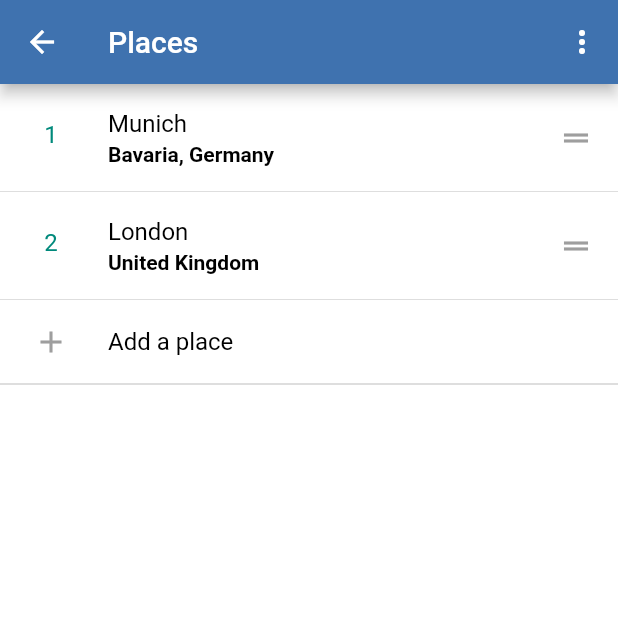
After one commit to Nitro963/TripPal, a Flutter app: the ClimaPlaces screen opened directly, on a phone screen of 412 x 824 dp, the top half of it. The commit adds this screen. Run offline on Flutter 3.47's test engine with Material 2 defaults, Android fonts, the phone set to English and light mode, and no system bars; drawn by our look-alikes of flutter_slidable; our stand-ins replace charts_flutter, flutter_svg, font_awesome_flutter, implicitly_animated_reorderable_list, material_floating_search_bar, readmore and 1 more; missing offline and left inert: overflow_view, transformer_page_view; statements that could not run were skipped.

Commit message:
Clima places screen

```diff
--- a/lib/main.dart
+++ b/lib/main.dart
@@ -5,6 +5,7 @@ import 'package:travel_app/scr/models/search_model.dart';
 import 'package:travel_app/scr/screens/chat.dart';
 import 'package:travel_app/scr/screens/check_list.dart';
 import 'package:travel_app/scr/screens/clima.dart';
+import 'package:travel_app/scr/screens/clima_places.dart';
 import 'package:travel_app/scr/screens/password_reset.dart';
 import 'package:travel_app/scr/screens/place_details.dart';
 import 'package:travel_app/scr/screens/review_writing.dart';
@@ -22,13 +23,12 @@ class Home extends StatelessWidget {
             Navigator.push(
                 context,
                 MaterialPageRoute(
-                  builder: (context) => ClimaSearch(),
+                  builder: (context) => ClimaPlaces(),
                 ));
           },
         ),
         body: Align(
-          child: Text("Welcome to TripPal App.",
-              style: TextStyle(color: Colors.black)),
+          child: Text("Welcome to TripPal App."),
         ));
   }
 }
--- a/lib/scr/models/weather_info.dart
+++ b/lib/scr/models/weather_info.dart
@@ -18,7 +18,7 @@ class WeatherInfo {
       this.weatherMainCondition = 'Clear',
       this.weatherIcon = '01n'});
 
-  factory WeatherInfo.fromOpenWeatherMapJson(json) {
+  factory WeatherInfo.fromOpenWeatherMapJson(Map<String, dynamic> json) {
     return WeatherInfo(
       cityName: json['name'],
       temperature: json['main']['temp'],
--- a/lib/scr/screens/clima.dart
+++ b/lib/scr/screens/clima.dart
@@ -93,9 +93,9 @@ class _ClimaState extends State<Clima> {
                   print('refresh weather state');
                 }),
             IconButton(
-                icon: Icon(Icons.search),
+                icon: Icon(Icons.playlist_add),
                 onPressed: () {
-                  print('Search Bar');
+                  print('Places List');
                 }),
           ],
         ),
--- /dev/null
+++ b/lib/scr/screens/clima_places.dart
@@ -0,0 +1,316 @@
+import 'dart:ui';
+
+import 'package:flutter/material.dart';
+import 'package:flutter_slidable/flutter_slidable.dart';
+
+import 'package:implicitly_animated_reorderable_list/implicitly_animated_reorderable_list.dart';
+import 'package:implicitly_animated_reorderable_list/transitions.dart';
+import 'package:travel_app/scr/models/search_model.dart';
+import 'package:travel_app/scr/widgets/clickable_box.dart';
+
+class ClimaPlaces extends StatefulWidget {
+  const ClimaPlaces({
+    Key key,
+  }) : super(key: key);
+
+  @override
+  _ClimaPlacesState createState() => _ClimaPlacesState();
+}
+
+class _ClimaPlacesState extends State<ClimaPlaces>
+    with SingleTickerProviderStateMixin {
+  static const List<String> options = [
+    'Clear all',
+  ];
+
+  final List<Place> selectedPlaces = [
+    Place(
+      name: 'Munich',
+      state: 'Bavaria',
+      country: 'Germany',
+    ),
+    Place(
+      name: 'London',
+      country: 'United Kingdom',
+    ),
+  ];
+
+  bool inReorder = false;
+  final int placeLimit = 6;
+  ScrollController scrollController;
+
+  @override
+  void initState() {
+    super.initState();
+    scrollController = ScrollController();
+  }
+
+  void onReorderFinished(List<Place> newItems) {
+    scrollController.jumpTo(scrollController.offset);
+    setState(() {
+      inReorder = false;
+
+      selectedPlaces
+        ..clear()
+        ..addAll(newItems);
+    });
+  }
+
+  @override
+  Widget build(BuildContext context) {
+    final theme = Theme.of(context);
+    final textTheme = theme.textTheme;
+
+    return Scaffold(
+      appBar: AppBar(
+        title: const Text('Places'),
+        backgroundColor: theme.primaryColor,
+        actions: <Widget>[
+          _buildPopupMenuButton(textTheme),
+        ],
+      ),
+      body: ListView(
+        controller: scrollController,
+        // Prevent the ListView from scrolling when an item is
+        // currently being dragged.
+        physics: inReorder ? const NeverScrollableScrollPhysics() : null,
+        padding: const EdgeInsets.only(bottom: 24),
+        children: <Widget>[
+          _buildVerticalPlacesList(),
+        ],
+      ),
+    );
+  }
+
+  // * An example of a vertically reorderable list.
+  Widget _buildVerticalPlacesList() {
+    final theme = Theme.of(context);
+    const listPadding = EdgeInsets.symmetric(horizontal: 0);
+
+    Widget buildReorderable(
+      Place place,
+      Widget Function(Widget tile) transitionBuilder,
+    ) {
+      return Reorderable(
+        key: ValueKey(place),
+        builder: (context, dragAnimation, inDrag) {
+          final t = dragAnimation.value;
+          final tile = _buildTile(t, place);
+
+          // If the item is in drag, only return the tile as the
+          // SizeFadeTransition would clip the shadow.
+          if (t > 0.0) {
+            return tile;
+          }
+
+          return transitionBuilder(
+            Column(
+              mainAxisSize: MainAxisSize.min,
+              children: <Widget>[
+                tile,
+                const Divider(height: 0),
+              ],
+            ),
+          );
+        },
+      );
+    }
+
+    return ImplicitlyAnimatedReorderableList<Place>(
+      items: selectedPlaces,
+      shrinkWrap: true,
+      physics: const NeverScrollableScrollPhysics(),
+      padding: listPadding,
+      areItemsTheSame: (oldItem, newItem) => oldItem == newItem,
+      onReorderStarted: (item, index) => setState(() => inReorder = true),
+      onReorderFinished: (movedplaceuage, from, to, newItems) {
+        // Update the underlying data when the item has been reordered!
+        onReorderFinished(newItems);
+      },
+      itemBuilder: (context, itemAnimation, place, index) {
+        return buildReorderable(place, (tile) {
+          return SizeFadeTransition(
+            sizeFraction: 0.7,
+            curve: Curves.easeInOut,
+            animation: itemAnimation,
+            child: tile,
+          );
+        });
+      },
+      updateItemBuilder: (context, itemAnimation, place) {
+        return buildReorderable(place, (tile) {
+          return FadeTransition(
+            opacity: itemAnimation,
+            child: tile,
+          );
+        });
+      },
+      footer: AnimatedOpacity(
+          opacity: selectedPlaces.length < placeLimit ? 1 : 0,
+          duration: Duration(
+              milliseconds: selectedPlaces.length < placeLimit ? 600 : 300),
+          child: _buildFooter(context, theme.textTheme)),
+    );
+  }
+
+  Widget _buildTile(double t, Place place) {
+    final theme = Theme.of(context);
+    final textTheme = theme.textTheme;
+
+    final color = Color.lerp(Colors.white, Colors.grey.shade100, t);
+    final elevation = lerpDouble(0, 8, t);
+
+    final List<Widget> actions = selectedPlaces.length > 1
+        ? [
+            SlideAction(
+              closeOnTap: true,
+              color: Colors.redAccent,
+              onTap: () {
+                setState(
+                  () => selectedPlaces.remove(place),
+                );
+              },
+              child: Center(
+                child: Column(
+                  mainAxisSize: MainAxisSize.min,
+                  children: <Widget>[
+                    Icon(
+                      Icons.delete,
+                      color: Colors.white,
+                    ),
+                    const SizedBox(height: 4),
+                    Text(
+                      'Delete',
+                      style: textTheme.bodyText2.copyWith(
+                        color: Colors.white,
+                      ),
+                    ),
+                  ],
+                ),
+              ),
+            ),
+          ]
+        : [];
+
+    return Slidable(
+      actionPane: const SlidableBehindActionPane(),
+      actions: actions,
+      secondaryActions: actions,
+      child: Box(
+        color: color,
+        elevation: elevation,
+        alignment: Alignment.center,
+        child: ListTile(
+          title: Text(
+            place.name,
+            style: textTheme.bodyText1,
+          ),
+          subtitle: Text(
+            place.level2Address,
+            style: textTheme.bodyText2,
+          ),
+          leading: SizedBox(
+            width: 36,
+            height: 36,
+            child: Center(
+              child: Text(
+                '${selectedPlaces.indexOf(place) + 1}',
+                style: textTheme.bodyText1.copyWith(
+                  color: theme.accentColor,
+                  fontSize: 16,
+                ),
+              ),
+            ),
+          ),
+          trailing: Handle(
+            delay: Duration(milliseconds: 100),
+            child: Icon(
+              Icons.drag_handle,
+              color: Colors.grey,
+            ),
+          ),
+        ),
+      ),
+    );
+  }
+
+  Widget _buildFooter(BuildContext context, TextTheme textTheme) {
+    return Box(
+      color: Colors.white,
+      onTap: selectedPlaces.length < placeLimit
+          ? () async {
+              // final result = await Navigator.push(
+              //   context,
+              //   MaterialPageRoute(
+              //     builder: (context) => const LanguageSearchPage(),
+              //   ),
+              // );
+              //
+              // if (result != null && !selectedPlaces.contains(result)) {
+              //   setState(() {
+              //     selectedPlaces.add(result);
+              //   });
+              // }
+              setState(() {
+                selectedPlaces.add(Place(name: 'Paris', country: 'France'));
+              });
+            }
+          : null,
+      child: Column(
+        mainAxisSize: MainAxisSize.min,
+        children: <Widget>[
+          ListTile(
+            leading: SizedBox(
+              height: 36,
+              width: 36,
+              child: Center(
+                child: Icon(
+                  Icons.add,
+                  color: Colors.grey,
+                ),
+              ),
+            ),
+            title: Text(
+              'Add a place',
+              style: textTheme.bodyText1.copyWith(
+                fontSize: 16,
+              ),
+            ),
+          ),
+          const Divider(height: 0),
+        ],
+      ),
+    );
+  }
+
+  Widget _buildPopupMenuButton(TextTheme textTheme) {
+    return PopupMenuButton<String>(
+      padding: const EdgeInsets.all(0),
+      shape: RoundedRectangleBorder(
+        borderRadius: BorderRadius.circular(8),
+      ),
+      onSelected: (value) {
+        switch (value) {
+          case 'Clear all':
+            setState(selectedPlaces.clear);
+            break;
+        }
+      },
+      itemBuilder: (context) => options.map((option) {
+        return PopupMenuItem(
+          value: option,
+          child: Text(
+            option,
+            style: textTheme.bodyText1,
+          ),
+        );
+      }).toList(),
+    );
+  }
+
+  @override
+  void dispose() {
+    scrollController.dispose();
+    super.dispose();
+  }
+}
--- a/lib/scr/shared/constants.dart
+++ b/lib/scr/shared/constants.dart
@@ -41,7 +41,7 @@ class Themes {
         primaryColor: const Color(0xff3f72af),
         primaryColorLight: const Color(0xffdbe2ef),
         primaryColorDark: const Color(0xff112d4e),
-        accentColor: const Color(0xfff9f7f7),
+        accentColor: Colors.teal[600],
         shadowColor: Colors.black,
         dividerColor: const Color(0xffBDBDBD),
         scaffoldBackgroundColor: Colors.white,
@@ -50,10 +50,24 @@ class Themes {
           headline2: TextStyle(fontSize: 20, fontWeight: FontWeight.bold),
           headline3: TextStyle(fontSize: 18, fontWeight: FontWeight.bold),
           headline4: TextStyle(fontSize: 16, fontWeight: FontWeight.bold),
-          bodyText1: TextStyle(fontSize: 15, fontWeight: FontWeight.normal),
+          bodyText1: TextStyle(fontSize: 15, fontWeight: FontWeight.bold),
           bodyText2: TextStyle(fontSize: 12, fontWeight: FontWeight.normal),
         ),
-        fontFamily: 'Montserrat',
+        textTheme: TextTheme(
+          headline1: TextStyle(
+              color: Colors.black, fontSize: 22, fontWeight: FontWeight.bold),
+          headline2: TextStyle(
+              color: Colors.black, fontSize: 20, fontWeight: FontWeight.bold),
+          headline3: TextStyle(
+              color: Colors.black, fontSize: 18, fontWeight: FontWeight.bold),
+          headline4: TextStyle(
+              color: Colors.black, fontSize: 16, fontWeight: FontWeight.bold),
+          bodyText1: TextStyle(
+              color: Colors.black, fontSize: 16, fontWeight: FontWeight.normal),
+          bodyText2: TextStyle(
+              color: Colors.black, fontSize: 14, fontWeight: FontWeight.bold),
+        ),
+        //fontFamily: 'Montserrat',
         inputDecorationTheme: InputDecorationTheme(
             contentPadding: EdgeInsets.all(12.0),
             hintStyle: TextStyle(color: Colors.white),
--- /dev/null
+++ b/lib/scr/widgets/clickable_box.dart
@@ -0,0 +1,195 @@
+import 'dart:math';
+
+import 'package:flutter/material.dart';
+
+enum ShadowDirection {
+  topLeft,
+  top,
+  topRight,
+  right,
+  bottomRight,
+  bottom,
+  bottomLeft,
+  left,
+  center,
+}
+
+class Box extends StatelessWidget {
+  final double borderRadius;
+  final double elevation;
+  final double height;
+  final double width;
+  final Border border;
+  final BorderRadius customBorders;
+  final EdgeInsets margin;
+  final EdgeInsets padding;
+  final Widget child;
+  final Color color;
+  final Color shadowColor;
+  final List<BoxShadow> boxShadows;
+  final VoidCallback onTap;
+  final VoidCallback onLongPress;
+  final VoidCallback onDoubleTap;
+  final BoxShape boxShape;
+  final AlignmentGeometry alignment;
+  final ShadowDirection shadowDirection;
+  final Color splashColor;
+  final Duration duration;
+  final BoxConstraints constraints;
+  const Box({
+    Key key,
+    this.child,
+    this.border,
+    this.color = Colors.transparent,
+    this.borderRadius = 0.0,
+    this.elevation = 0.0,
+    this.splashColor,
+    this.shadowColor = Colors.black12,
+    this.onTap,
+    this.onDoubleTap,
+    this.onLongPress,
+    this.height,
+    this.width,
+    this.margin,
+    this.customBorders,
+    this.alignment,
+    this.boxShadows,
+    this.constraints,
+    this.duration,
+    this.boxShape = BoxShape.rectangle,
+    this.shadowDirection = ShadowDirection.bottomRight,
+    this.padding = const EdgeInsets.all(0),
+  }) : super(key: key);
+
+  static const wrap = -1;
+
+  bool get circle => boxShape == BoxShape.circle;
+
+  @override
+  Widget build(BuildContext context) {
+    final theme = Theme.of(context);
+    final w = width;
+    final h = height;
+    final br = customBorders ??
+        BorderRadius.circular(
+          boxShape == BoxShape.rectangle
+              ? borderRadius
+              : w != null
+                  ? w / 2.0
+                  : h != null
+                      ? h / 2.0
+                      : 0,
+        );
+
+    Widget content = Padding(
+      padding: padding,
+      child: child,
+    );
+
+    if (boxShape == BoxShape.circle ||
+        (customBorders != null || borderRadius > 0.0)) {
+      content = ClipRRect(
+        borderRadius: br,
+        child: content,
+      );
+    }
+
+    if (onTap != null || onLongPress != null || onDoubleTap != null) {
+      content = Material(
+        color: Colors.transparent,
+        type: MaterialType.transparency,
+        shape: circle
+            ? const CircleBorder()
+            : RoundedRectangleBorder(borderRadius: br),
+        child: InkWell(
+          splashColor: splashColor ?? theme.splashColor,
+          highlightColor: theme.highlightColor,
+          hoverColor: theme.hoverColor,
+          focusColor: theme.focusColor,
+          customBorder: circle
+              ? const CircleBorder()
+              : RoundedRectangleBorder(borderRadius: br),
+          onTap: onTap,
+          onLongPress: onLongPress,
+          onDoubleTap: onDoubleTap,
+          child: content,
+        ),
+      );
+    }
+
+    final List<BoxShadow> boxShadow =
+        boxShadows ?? (elevation > 0 && (shadowColor?.opacity ?? 0) > 0)
+            ? [
+                BoxShadow(
+                  color: shadowColor ?? Colors.black12,
+                  offset: _getShadowOffset(min(elevation / 5.0, 1.0)),
+                  blurRadius: elevation,
+                  spreadRadius: 0,
+                ),
+              ]
+            : null;
+
+    final boxDecoration = BoxDecoration(
+      color: color,
+      borderRadius: circle || br == BorderRadius.zero ? null : br,
+      shape: boxShape,
+      boxShadow: boxShadow,
+      border: border,
+    );
+
+    return duration != null
+        ? AnimatedContainer(
+            height: h,
+            width: w,
+            margin: margin,
+            alignment: alignment,
+            duration: duration,
+            decoration: boxDecoration,
+            constraints: constraints,
+            child: content,
+          )
+        : Container(
+            height: h,
+            width: w,
+            margin: margin,
+            alignment: alignment,
+            decoration: boxDecoration,
+            constraints: constraints,
+            child: content,
+          );
+  }
+
+  Offset _getShadowOffset(double ele) {
+    final ym = 5 * ele;
+    final xm = 2 * ele;
+    switch (shadowDirection) {
+      case ShadowDirection.topLeft:
+        return Offset(-1 * xm, -1 * ym);
+        break;
+      case ShadowDirection.top:
+        return Offset(0, -1 * ym);
+        break;
+      case ShadowDirection.topRight:
+        return Offset(xm, -1 * ym);
+        break;
+      case ShadowDirection.right:
+        return Offset(xm, 0);
+        break;
+      case ShadowDirection.bottomRight:
+        return Offset(xm, ym);
+        break;
+      case ShadowDirection.bottom:
+        return Offset(0, ym);
+        break;
+      case ShadowDirection.bottomLeft:
+        return Offset(-1 * xm, ym);
+        break;
+      case ShadowDirection.left:
+        return Offset(-1 * xm, 0);
+        break;
+      default:
+        return Offset.zero;
+        break;
+    }
+  }
+}
--- a/pubspec.yaml
+++ b/pubspec.yaml
@@ -42,7 +42,7 @@ dependencies:
   flutter_dotenv: ^3.1.0
   material_floating_search_bar: ^0.2.6
   implicitly_animated_reorderable_list: ^0.2.5
-
+  flutter_slidable: ^0.5.4
 
 dev_dependencies:
   flutter_test:
```
Also changed, not shown: pubspec.lock.
